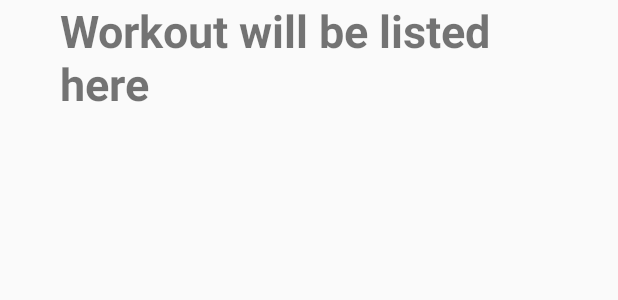
After one commit to jhall234/GymBuddy, an Android app: the layout workout_details_fragment.xml on its own in the app's theme, with its tools: preview values and no code run, on a phone screen of 412 x 824 dp. The commit adds this screen. Shown: the top 300 px of the screen. Run offline under Robolectric (Android 15) with nearby library versions, the phone set to English and light mode, and no system bars.

Commit message:
Added code to workouts

```diff
--- a/app/src/main/java/com/csci448/jhallinan/gymbuddy/WorkoutDetailsActivity.kt
+++ b/app/src/main/java/com/csci448/jhallinan/gymbuddy/WorkoutDetailsActivity.kt
@@ -1,14 +1,12 @@
 package com.csci448.jhallinan.gymbuddy
 
 import android.os.Bundle
-import android.os.PersistableBundle
 import android.support.v4.app.Fragment
 import android.support.v7.app.AppCompatActivity
-import android.widget.Toolbar
 import kotlinx.android.synthetic.main.activity_workout_details.*
 
 class WorkoutDetailsActivity: AppCompatActivity() {
-    private var workoutList: ArrayList<WorkoutViewItem> = ArrayList()
+    private var workoutList: ArrayList<WorkoutCardItem> = ArrayList()
 
 
 
--- a/app/src/main/java/com/csci448/jhallinan/gymbuddy/WorkoutsRecyclerViewAdapter.kt
+++ b/app/src/main/java/com/csci448/jhallinan/gymbuddy/WorkoutsRecyclerViewAdapter.kt
@@ -9,14 +9,14 @@ import android.widget.TextView
 import kotlinx.android.synthetic.main.workouts_fragment_list_item.view.*
 
 
-class WorkoutsRecyclerViewAdapter(val items: List<WorkoutViewItem>, val listener: (Int) -> Unit):
+class WorkoutsRecyclerViewAdapter(val items: List<WorkoutCardItem>, val listener: (Int) -> Unit):
     RecyclerView.Adapter<WorkoutsRecyclerViewAdapter.ViewHolder>() {
 
     class ViewHolder(itemView: View) : RecyclerView.ViewHolder(itemView){
         val itemTitle: TextView = itemView.workouts_fragment_list_item_title
         val itemImage:ImageView = itemView.workouts_fragment_list_item_background_image_view
 
-        fun bind(item: WorkoutViewItem, listener: (Int) -> Unit) = with(itemView) {
+        fun bind(item: WorkoutCardItem, listener: (Int) -> Unit) = with(itemView) {
             itemTitle.text = item.title
             itemImage.setImageResource(item.imageResource)
 
--- /dev/null
+++ b/app/src/main/res/layout/workout_details_fragment.xml
@@ -0,0 +1,17 @@
+<?xml version="1.0" encoding="utf-8"?>
+<LinearLayout
+        xmlns:android="http://schemas.android.com/apk/res/android"
+        android:id="@+id/workout_details_fragment_layout"
+        android:orientation="vertical"
+        android:layout_width="match_parent"
+        android:layout_height="match_parent">
+    <TextView
+            android:layout_width="match_parent"
+            android:layout_height="wrap_content"
+            android:text="Workout will be listed here"
+            android:textSize="30sp"
+            android:textStyle="bold"
+            android:layout_marginLeft="40dp"
+            android:layout_marginRight="40dp"/>
+
+</LinearLayout>
```
Also changed, not shown: app/src/main/java/com/csci448/jhallinan/gymbuddy/WorkoutCardItem.kt (renamed from app/src/main/java/com/csci448/jhallinan/gymbuddy/WorkoutViewItem.kt, +5 -5 lines), app/src/main/java/com/csci448/jhallinan/gymbuddy/WorkoutDetailsFragment.kt (+7 -11 lines), app/src/main/java/com/csci448/jhallinan/gymbuddy/WorkoutTextFragment.kt (added, +30 -0 lines), app/src/main/java/com/csci448/jhallinan/gymbuddy/WorkoutsFragment.kt (+9 -10 lines).
